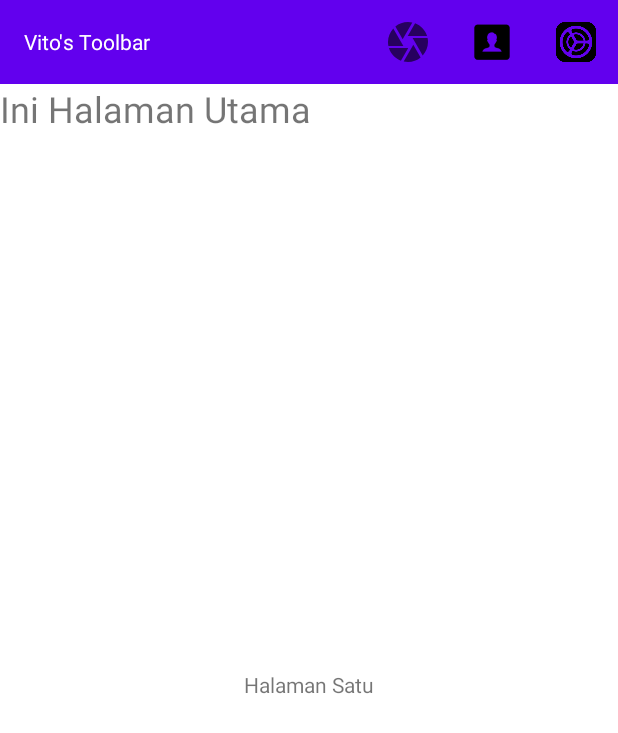
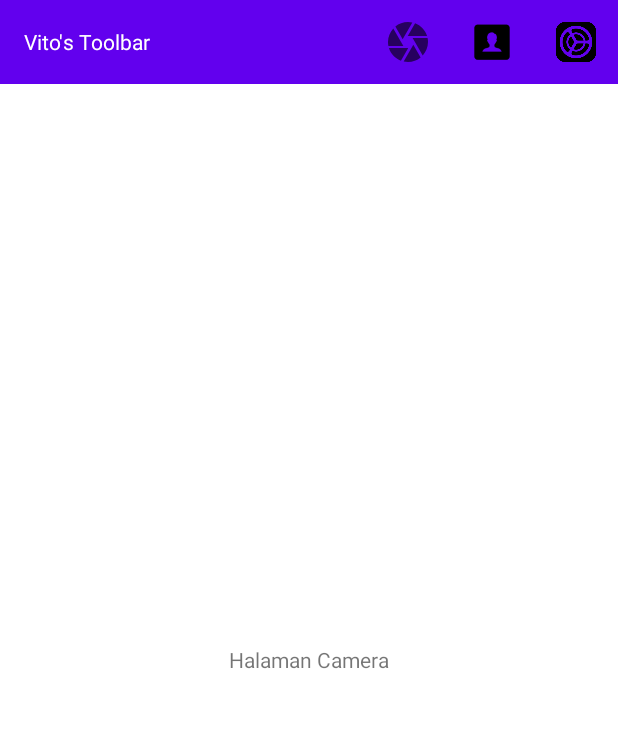
Before and after one commit to YohanesVito/Pemrograman-Perangkat-Bergerak-Berbasis-Android_71190429, an Android app: the screen it shows after launch (MainActivity), on a phone screen of 412 x 824 dp. Shown: the top 733 px of the screen. Run offline under Robolectric (Android 15) with nearby library versions, the phone set to English and light mode, and no system bars.

Commit message:
update v2 viewPager pertemuan 8

```diff
--- a/Pertemuan8_71190429_ToolbarViewPager/app/src/main/res/layout/activity_main.xml
+++ b/Pertemuan8_71190429_ToolbarViewPager/app/src/main/res/layout/activity_main.xml
@@ -12,12 +12,6 @@
         android:layout_width="match_parent"
         android:layout_height="wrap_content"/>
 
-    <TextView
-        android:layout_width="match_parent"
-        android:layout_height="wrap_content"
-        android:text="Ini Halaman Utama"
-        android:textSize="24sp"
-        />
 
     <androidx.viewpager2.widget.ViewPager2
         xmlns:android="http://schemas.android.com/apk/res/android"
--- a/Pertemuan8_71190429_ToolbarViewPager/app/src/main/res/layout/fragment_dua.xml
+++ b/Pertemuan8_71190429_ToolbarViewPager/app/src/main/res/layout/fragment_dua.xml
@@ -9,5 +9,5 @@
     <TextView
         android:layout_width="wrap_content"
         android:layout_height="wrap_content"
-        android:text="Halaman Dua"/>
+        android:text="Halaman Profil"/>
 </LinearLayout>
--- a/Pertemuan8_71190429_ToolbarViewPager/app/src/main/res/layout/fragment_satu.xml
+++ b/Pertemuan8_71190429_ToolbarViewPager/app/src/main/res/layout/fragment_satu.xml
@@ -9,5 +9,5 @@
     <TextView
         android:layout_width="wrap_content"
         android:layout_height="wrap_content"
-        android:text="Halaman Satu"/>
+        android:text="Halaman Camera"/>
 </LinearLayout>
--- a/Pertemuan8_71190429_ToolbarViewPager/app/src/main/res/layout/fragment_tiga.xml
+++ b/Pertemuan8_71190429_ToolbarViewPager/app/src/main/res/layout/fragment_tiga.xml
@@ -9,5 +9,5 @@
     <TextView
         android:layout_width="wrap_content"
         android:layout_height="wrap_content"
-        android:text="Halaman Tiga"/>
+        android:text="Halaman Settings"/>
 </LinearLayout>
```
